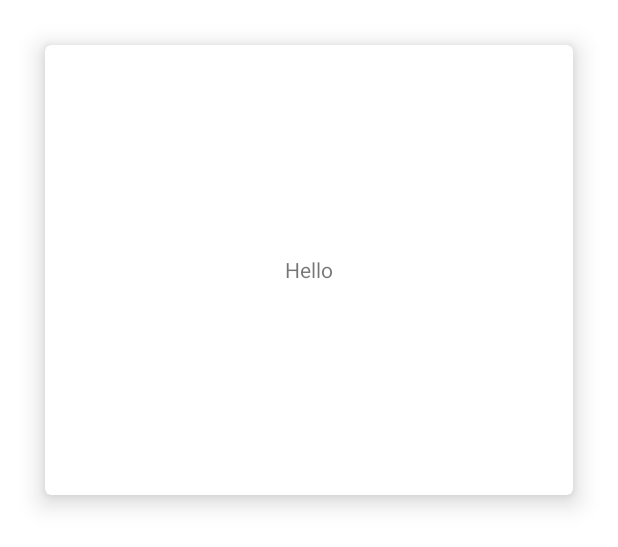
After one commit to Kha3Leng/DownFBVid, an Android app: the layout video_list_layout.xml on its own in the app's theme, with its tools: preview values and no code run, on a phone screen of 412 x 824 dp. The commit adds this screen. Shown: the top 547 px of the screen. Run offline under Robolectric (Android 15) with nearby library versions, the phone set to English and light mode, and no system bars.

Commit message:
adding downloaded videos bone

```diff
--- /dev/null
+++ b/app/src/main/res/layout/video_list_layout.xml
@@ -0,0 +1,23 @@
+<?xml version="1.0" encoding="utf-8"?>
+<androidx.constraintlayout.widget.ConstraintLayout xmlns:android="http://schemas.android.com/apk/res/android"
+    android:layout_width="match_parent"
+    android:layout_height="match_parent"
+    xmlns:app="http://schemas.android.com/apk/res-auto">
+
+    <com.google.android.material.card.MaterialCardView
+        android:id="@+id/videoView"
+        android:layout_width="match_parent"
+        android:layout_height="300dp"
+        app:cardElevation="10dp"
+        android:layout_margin="30dp"
+        app:layout_constraintTop_toTopOf="parent"
+        app:layout_constraintLeft_toLeftOf="parent">
+        <TextView
+            android:layout_width="wrap_content"
+            android:layout_height="wrap_content"
+            android:id="@+id/video_title"
+            android:text="Hello"
+            android:layout_gravity="center"/>
+    </com.google.android.material.card.MaterialCardView>
+
+</androidx.constraintlayout.widget.ConstraintLayout>
```
Also changed, not shown: app/src/main/java/com/example/downfbvid/Activity/DownloadVideoActivity.java (+16 -0 lines), app/src/main/java/com/example/downfbvid/Adapter/VideoAdapter.java (added, +57 -0 lines), app/src/main/java/com/example/downfbvid/Simple/Video.java (added, +13 -0 lines), app/src/main/res/layout/activity_download_video.xml (+10 -0 lines).
